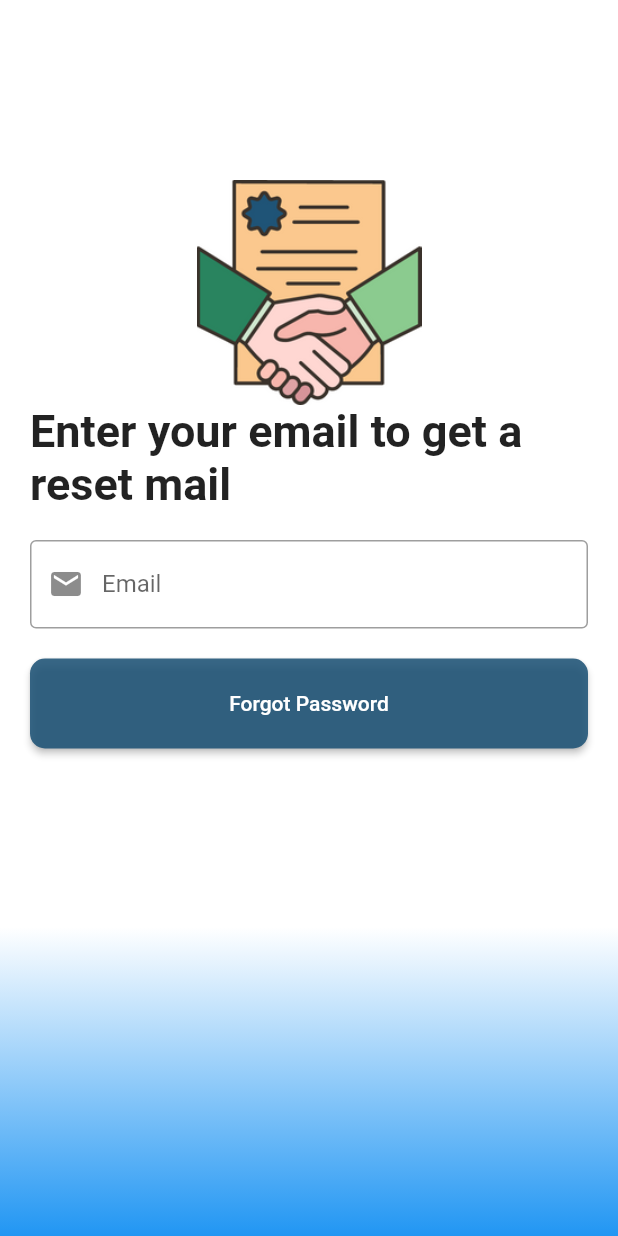
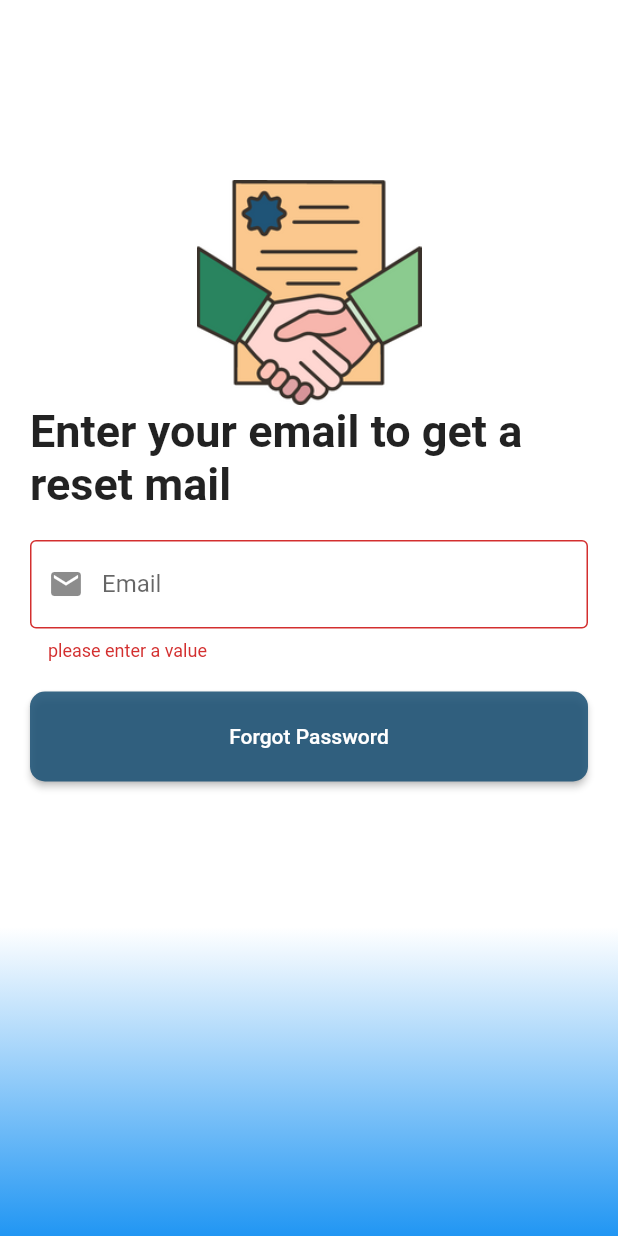
Before and after one commit to DeepeshKalura/pdf_listner, a Flutter app: the ForgotPasswordScreen screen opened by its route, after a tap on "Forgot Password", on a phone screen of 412 x 824 dp. Run offline on Flutter 3.47's test engine with Material 2 defaults, Android fonts, the phone set to English and light mode, and no system bars; our stand-ins replace firebase_auth, firebase_core; accounts and stored records are empty.

Commit message:
forgot_password_screen state management

```diff
--- a/lib/screens/forgot_password_screen.dart
+++ b/lib/screens/forgot_password_screen.dart
@@ -1,8 +1,10 @@
 import 'package:flutter/material.dart';
 import 'package:pdf_listner/helper/sized_box_helper.dart';
+import 'package:pdf_listner/provider/auth_provider.dart';
 import 'package:pdf_listner/widgets/custom_button.dart';
 import 'package:pdf_listner/widgets/custom_text_field.dart';
 import 'package:pdf_listner/widgets/screen_background.dart';
+import 'package:provider/provider.dart';
 
 class ForgotPasswordScreen extends StatefulWidget {
   static String routeName = '/forgotPasswordScreen';
@@ -14,6 +16,7 @@ class ForgotPasswordScreen extends StatefulWidget {
 
 class _ForgotPasswordScreenState extends State<ForgotPasswordScreen> {
   TextEditingController emailController = TextEditingController();
+  final _key = GlobalKey<FormState>();
   @override
   Widget build(BuildContext context) {
     return Scaffold(
@@ -25,12 +28,14 @@ class _ForgotPasswordScreenState extends State<ForgotPasswordScreen> {
           "assets/images/icon_image.png",
           height: 150,
         ),
-        Text(
+        const Text(
           "Enter your email to get a reset mail",
           style: TextStyle(fontWeight: FontWeight.bold, fontSize: 30),
         ),
         SizedBoxHelper.sizedBox20,
-        CustomTextField(
+        Form(
+          key: _key,
+          child: CustomTextField(
               controller: emailController,
               hintText: "Enter your  Email",
               labelText: "Email",
@@ -41,8 +46,22 @@ class _ForgotPasswordScreenState extends State<ForgotPasswordScreen> {
                 }
                 return null;
               }),
+        ),
         SizedBoxHelper.sizedBox20,
-        CustomButton(onPressed: () {}, title: "Forgot Password")
+        Consumer<AuthProvider>(builder: (context, provider, _) {
+          return provider.isForgetPassword
+              ? const Center(
+                  child: CircularProgressIndicator(),
+                )
+              : CustomButton(
+                  onPressed: () {
+                    if (_key.currentState!.validate()) {
+                      provider.forgetPassword(
+                          context: context, email: emailController.text);
+                    }
+                  },
+                  title: "Forgot Password");
+        })
       ],
     )));
   }
```
Also changed, not shown: lib/main.dart (+6 -1 lines), lib/provider/auth_provider.dart (+25 -0 lines), lib/screens/authentication_screen.dart (+2 -5 lines). Lines whose indentation alone changed are shown as unchanged.
